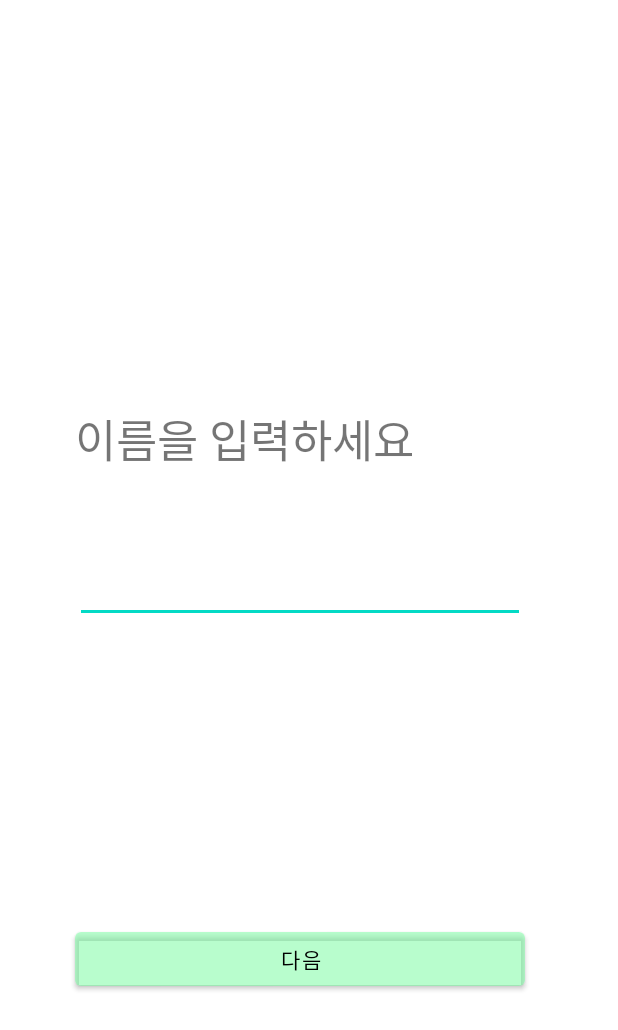
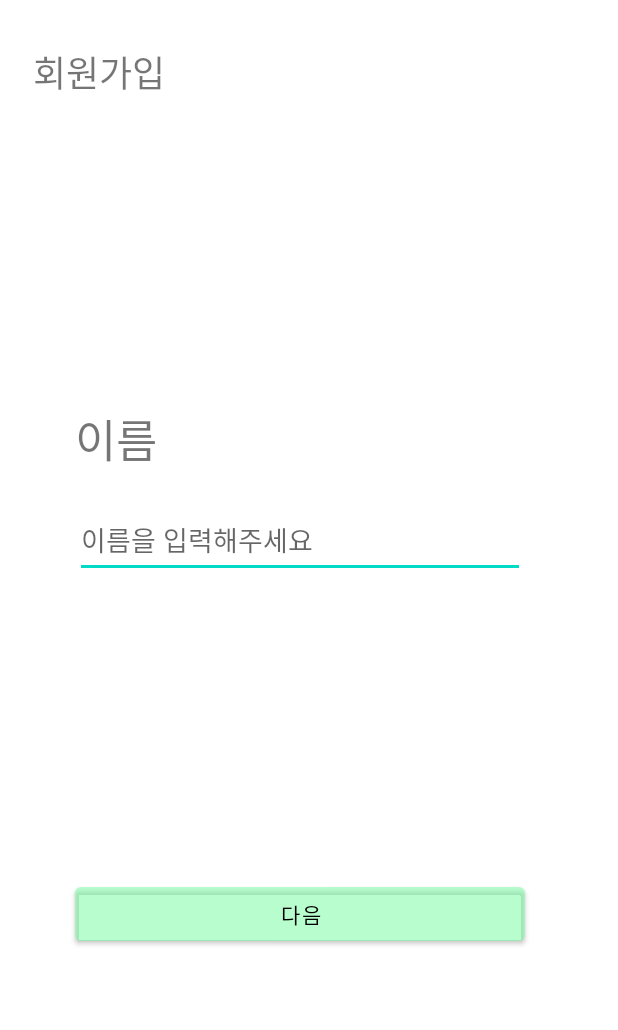
Before and after one commit to YangJJHH/DingDong, an Android app: the layout activity_register_name.xml on its own in the app's theme, with its tools: preview values and no code run, on a phone screen of 412 x 824 dp. Shown: the top 1030 px of the screen. Run offline under Robolectric (Android 15) with nearby library versions, the phone set to English and light mode, and no system bars.

Commit message:
"Changed a java and xml names"

```diff
--- a/App/AIFoodDiary/app/src/main/java/com/cookandroid/aifooddiaryapp/Sing_up_name.java
+++ b/App/AIFoodDiary/app/src/main/java/com/cookandroid/aifooddiaryapp/Register_name.java
@@ -3,14 +3,13 @@ package com.cookandroid.aifooddiaryapp;
 import androidx.appcompat.app.AppCompatActivity;
 
 import android.os.Bundle;
-import android.widget.EditText;
 
-public class Sing_up_name extends AppCompatActivity {
+public class Register_name extends AppCompatActivity {
 
     @Override
     protected void onCreate(Bundle savedInstanceState) {
         super.onCreate(savedInstanceState);
-        setContentView(R.layout.activity_sing_up_name);
+        setContentView(R.layout.activity_register_name);
 
 
     }
--- a/App/AIFoodDiary/app/src/main/java/com/cookandroid/aifooddiaryapp/Register_Sex.java
+++ b/App/AIFoodDiary/app/src/main/java/com/cookandroid/aifooddiaryapp/Register_sex.java
@@ -9,7 +9,7 @@ import android.widget.ImageButton;
 
 // !!!!!!!!!!인텐트 부분 수정해야함 !!!!!!!!!!!!!!!!!!!
 
-public class Register_Sex extends AppCompatActivity {
+public class Register_sex extends AppCompatActivity {
     ImageButton imgbtn_man, imgbtn_woman;  // 남성, 여성 이미지 버튼 위젯 변수 선언
     @Override
     protected void onCreate(Bundle savedInstanceState) {
@@ -24,7 +24,7 @@ public class Register_Sex extends AppCompatActivity {
         imgbtn_man.setOnClickListener(new View.OnClickListener() {
             @Override
             public void onClick(View v) {
-                Intent intent = new Intent(Register_Sex.this, Register_body.class);
+                Intent intent = new Intent(Register_sex.this, Register_body.class);
                 startActivity(intent);
             }
         });
@@ -33,7 +33,7 @@ public class Register_Sex extends AppCompatActivity {
         imgbtn_woman.setOnClickListener(new View.OnClickListener() {
             @Override
             public void onClick(View v) {
-                Intent intent = new Intent(Register_Sex.this, Register_body.class);
+                Intent intent = new Intent(Register_sex.this, Register_body.class);
                 startActivity(intent);
             }
         });
--- a/App/AIFoodDiary/app/src/main/res/layout/activity_sing_up_name.xml
+++ b/App/AIFoodDiary/app/src/main/res/layout/activity_register_name.xml
@@ -4,17 +4,30 @@
     xmlns:tools="http://schemas.android.com/tools"
     android:layout_width="match_parent"
     android:layout_height="match_parent"
-    tools:context=".Sing_up_name">
+    tools:context=".Register_name">
 
     <TextView
-        android:id="@+id/textView"
+        android:id="@+id/tv_title"
+        android:layout_width="wrap_content"
+        android:layout_height="wrap_content"
+        android:layout_marginTop="30dp"
+        android:layout_marginEnd="280dp"
+        android:layout_marginRight="280dp"
+        android:text="회원가입"
+        android:textSize="24dp"
+        app:layout_constraintEnd_toEndOf="parent"
+        app:layout_constraintStart_toStartOf="parent"
+        app:layout_constraintTop_toTopOf="parent" />
+
+    <TextView
+        android:id="@+id/tv_name"
         android:layout_width="wrap_content"
         android:layout_height="wrap_content"
         android:layout_marginStart="50dp"
         android:layout_marginLeft="50dp"
         android:layout_marginTop="270dp"
-        android:text="이름을 입력하세요"
-        android:textSize="30sp"
+        android:text="이름"
+        android:textSize="30dp"
         app:layout_constraintBottom_toBottomOf="parent"
         app:layout_constraintEnd_toEndOf="parent"
         app:layout_constraintHorizontal_bias="0.0"
@@ -23,21 +36,22 @@
         app:layout_constraintVertical_bias="0.0" />
 
     <EditText
-        android:id="@+id/editText"
+        android:id="@+id/et_name"
         android:layout_width="300dp"
         android:layout_height="50dp"
         android:layout_marginStart="50dp"
         android:layout_marginLeft="50dp"
-        android:layout_marginTop="50dp"
+        android:layout_marginTop="20dp"
+        android:hint="이름을 입력해주세요"
         app:layout_constraintBottom_toBottomOf="parent"
         app:layout_constraintEnd_toEndOf="parent"
         app:layout_constraintHorizontal_bias="0.0"
         app:layout_constraintStart_toStartOf="parent"
-        app:layout_constraintTop_toBottomOf="@+id/textView"
+        app:layout_constraintTop_toBottomOf="@+id/tv_name"
         app:layout_constraintVertical_bias="0.0" />
 
     <Button
-        android:id="@+id/button"
+        android:id="@+id/btn_next"
         android:layout_width="300dp"
         android:layout_height="wrap_content"
         android:layout_marginStart="50dp"
@@ -48,5 +62,5 @@
         android:textColor="@color/black"
         app:backgroundTint="#8073fb9c"
         app:layout_constraintStart_toStartOf="parent"
-        app:layout_constraintTop_toBottomOf="@+id/editText" />
+        app:layout_constraintTop_toBottomOf="@+id/et_name" />
 </androidx.constraintlayout.widget.ConstraintLayout>
--- a/App/AIFoodDiary/app/src/main/res/layout/activity_register_sex.xml
+++ b/App/AIFoodDiary/app/src/main/res/layout/activity_register_sex.xml
@@ -4,7 +4,7 @@
     xmlns:tools="http://schemas.android.com/tools"
     android:layout_width="match_parent"
     android:layout_height="match_parent"
-    tools:context=".Register_Sex">
+    tools:context=".Register_sex">
 
     <TextView
         android:id="@+id/tv_title"
```
